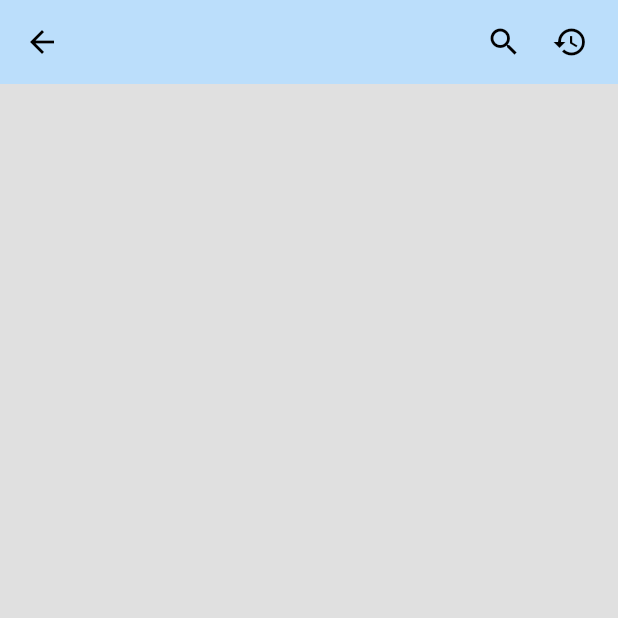
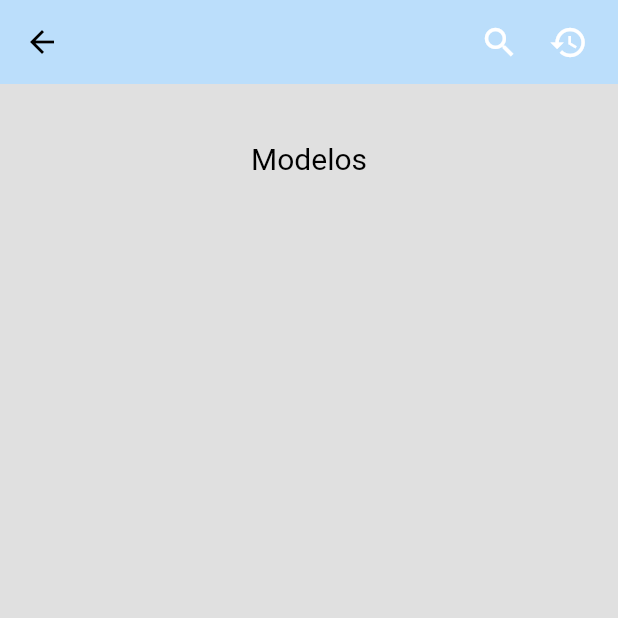
Before and after one commit to yvargasp1/washing-machine-rental, a Flutter app: the HomePage screen opened by its route, on a phone screen of 412 x 824 dp, the top half of it. Run offline on Flutter 3.47's test engine with Material 2 defaults, Android fonts, the light colour scheme and no system bars.

Commit message:
Login,Register,Navigation Bar-HOME-SEARCH-PERFIL

```diff
--- a/lib/src/pages/home_page.dart
+++ b/lib/src/pages/home_page.dart
@@ -1,15 +1,48 @@
 import 'package:flutter/material.dart';
 import 'package:productos_app/src/models/products.dart';
+import 'package:productos_app/src/pages/register_page.dart';
+import 'package:productos_app/src/pages/search_page.dart';
 import 'package:productos_app/src/widgets/widgets.dart';
 
 class HomePage extends StatelessWidget {
   @override
   Widget build(BuildContext context) {
     return Scaffold(
-      appBar: AppBar(
+      appBar: buildAppBar(context),
+      body:
+      SafeArea(child:
+      Column(
+        children: [
+          Container(
+           height: 100,
+           child: Center(
+           child:
+          Text('Modelos',
+          style: TextStyle(fontSize: 20,
+          color: Colors.black,
+          decorationStyle: TextDecorationStyle.wavy
+          ),
+          ),
+           ),
+          )
+
+        ],
+      )
+      )
+      ,
+    );
+  }
+
+  AppBar buildAppBar(context){
+    return AppBar(
         backgroundColor: Colors.blue[100],
         leading: GestureDetector(
-          onTap: (){},
+          onTap: (){
+           Navigator.push( context,
+           MaterialPageRoute(
+           builder: (context) => RegisterPage()));
+
+          },
           child: Icon(
             Icons.arrow_back,
             color: Colors.black,
@@ -21,8 +54,7 @@ class HomePage extends StatelessWidget {
             onTap:(){},
             child: Icon(
               Icons.search,
-              color: Colors.black,
-
+              size: 26.0,
             ),
           ),
           ),
@@ -31,8 +63,7 @@ class HomePage extends StatelessWidget {
             onTap:(){},
             child: Icon(
               Icons.history,
-              color: Colors.black,
-
+              size: 26.0,
             ),
           ),
           )
@@ -40,7 +71,8 @@ class HomePage extends StatelessWidget {
 
         ],
 
-      ),
-    );
+      );
+
   }
+
 }
--- a/lib/src/widgets/widgets.dart
+++ b/lib/src/widgets/widgets.dart
@@ -3,3 +3,4 @@ export 'package:productos_app/src/widgets/card_container.dart';
 export 'package:productos_app/src/widgets/imagen_product.dart';
 export 'package:productos_app/src/widgets/background.dart';
 export 'package:productos_app/src/widgets/bottom_bar.dart';
+export 'package:productos_app/src/widgets/app_bar.dart';
```
Also changed, not shown: lib/src/widgets/app_bar.dart (added, +53 -0 lines).
